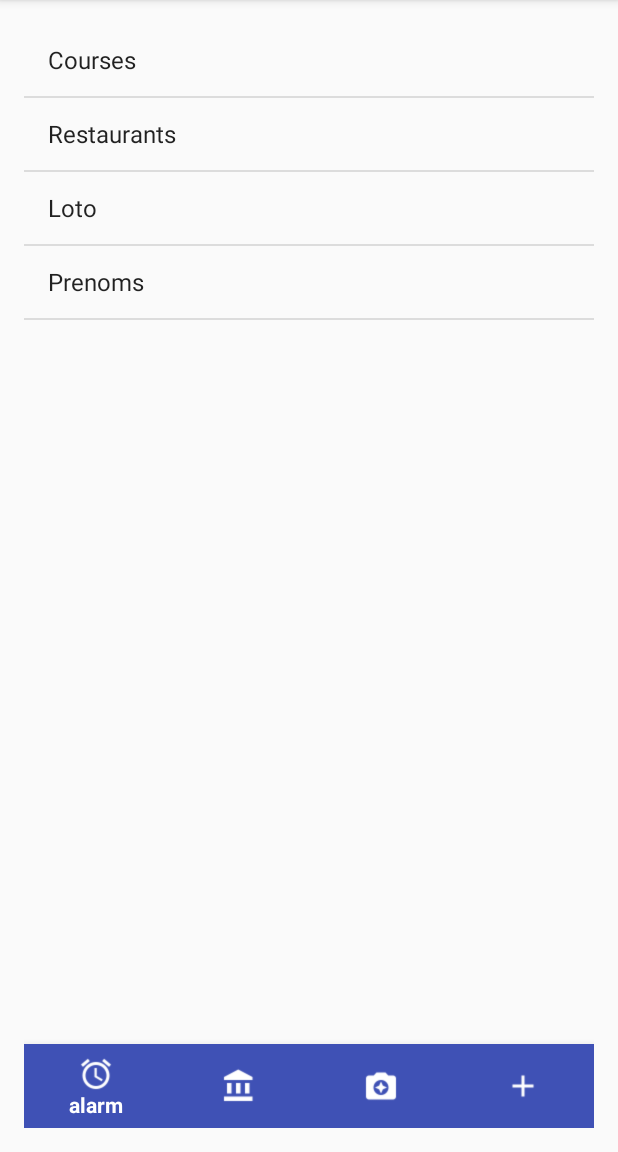
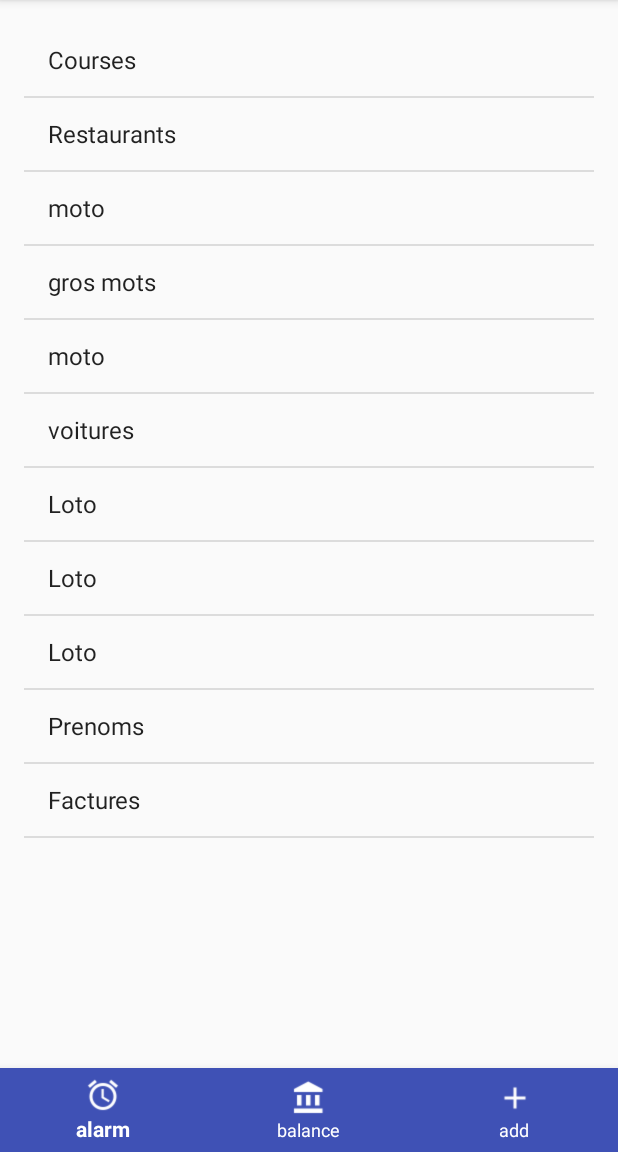
Before and after one commit to dams156/LIST, an Android app: the screen it shows after launch (MainActivity), on a phone screen of 412 x 824 dp, the part 84-1236 px from its top. Run offline under Robolectric (Android 15) with nearby library versions, the phone set to English and light mode, and no system bars.

Commit message:
passage a 3 items

```diff
--- a/app/src/main/java/com/example/dgivelet/list/MainActivity.java
+++ b/app/src/main/java/com/example/dgivelet/list/MainActivity.java
@@ -1,7 +1,6 @@
 package com.example.dgivelet.list;
 
 import android.os.Bundle;
-import android.support.design.widget.BaseTransientBottomBar;
 import android.support.design.widget.FloatingActionButton;
 import android.support.design.widget.Snackbar;
 import android.support.v7.app.AppCompatActivity;
@@ -70,6 +69,12 @@ public class MainActivity extends AppCompatActivity {
     public List<String> makeList(){
         main_list.add("Courses");
         main_list.add("Restaurants");
+        main_list.add("moto");
+        main_list.add("gros mots");
+        main_list.add("moto");
+        main_list.add("voitures");
+        main_list.add("Loto");
+        main_list.add("Loto");
         main_list.add("Loto");
         main_list.add("Prenoms");
         main_list.add("Factures");
--- a/app/src/main/res/layout/activity_main.xml
+++ b/app/src/main/res/layout/activity_main.xml
@@ -6,6 +6,23 @@
     android:layout_height="match_parent"
     android:fitsSystemWindows="true"
     tools:context="com.example.dgivelet.list.MainActivity">
+
+    <include layout="@layout/content_main" />
+
+    <android.support.design.widget.BottomNavigationView
+        android:id="@+id/bottom_navigation"
+        android:layout_width="match_parent"
+        android:layout_height="56dp"
+        android:layout_alignParentBottom="true"
+        app:itemBackground="@color/colorPrimary"
+        app:itemIconTint="@android:color/white"
+        app:itemTextColor="@android:color/white"
+        app:menu="@menu/bottom_navigation_main"
+        android:layout_gravity="bottom"
+
+        >
+
+    </android.support.design.widget.BottomNavigationView>
 
     <android.support.design.widget.AppBarLayout
         android:layout_width="match_parent"
@@ -21,9 +38,7 @@
 
     </android.support.design.widget.AppBarLayout>
 
-    <include layout="@layout/content_main" />
-
-   <!-- <android.support.design.widget.FloatingActionButton
+    <!-- <android.support.design.widget.FloatingActionButton
         android:id="@+id/fab"
         android:layout_width="wrap_content"
         android:layout_height="wrap_content"
--- a/app/src/main/res/layout/content_main.xml
+++ b/app/src/main/res/layout/content_main.xml
@@ -16,20 +16,9 @@
     <ListView
         android:id="@+id/main_listview"
         android:layout_width="match_parent"
-        android:layout_height="200dp"
+        android:layout_height="match_parent"
 
         >
     </ListView>
-    <android.support.design.widget.BottomNavigationView
-        android:id="@+id/bottom_navigation"
-        android:layout_width="match_parent"
-        android:layout_height="56dp"
-        android:layout_alignParentBottom="true"
-        app:itemBackground="@color/colorPrimary"
-        app:itemIconTint="@android:color/white"
-        app:itemTextColor="@android:color/white"
-        app:menu="@menu/bottom_navigation_main"
-        android:elevation="15dp"
-        />
 
 </RelativeLayout>
--- a/app/src/main/res/menu/bottom_navigation_main.xml
+++ b/app/src/main/res/menu/bottom_navigation_main.xml
@@ -7,23 +7,19 @@
         android:enabled="true"
         android:icon="@drawable/alarm"
         android:title="alarm"
-        app:showAsAction="always" />
+         />
     <item
         android:id="@+id/action_schedules"
         android:enabled="true"
         android:icon="@drawable/balance"
         android:title="balance"
-        app:showAsAction="always" />
-    <item
-        android:id="@+id/action_music"
-        android:enabled="true"
-        android:icon="@drawable/camera"
-        android:title="camera"
-        app:showAsAction="always" />
+         />
     <item
         android:id="@+id/Add"
         android:enabled="true"
         android:icon="@drawable/add"
         android:title="add"
-        app:showAsAction="always" />
+
+
+        />
 </menu>
```
